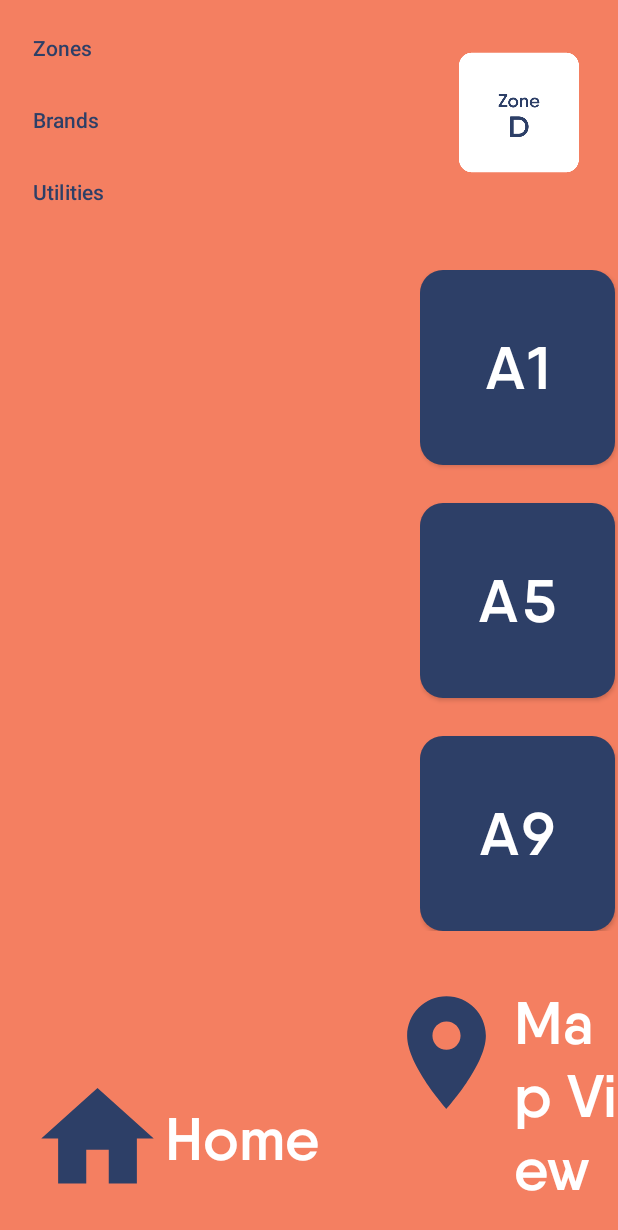
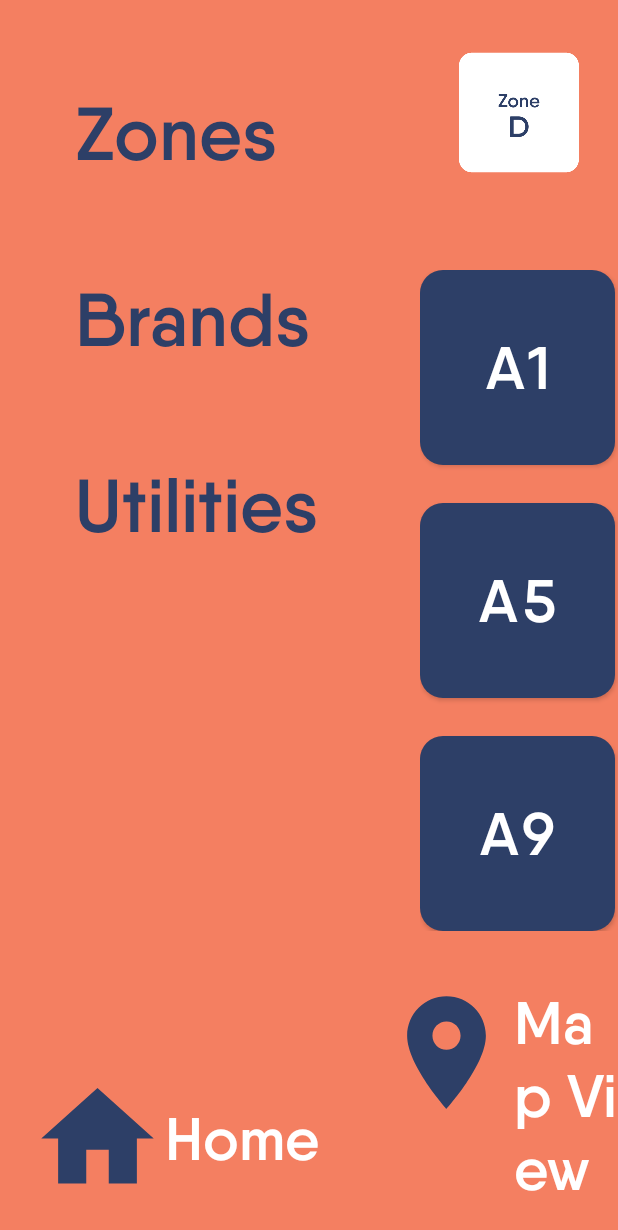
Before and after one commit to hybrid87sg/temiApp, an Android app: the ZoneFragment screen opened directly, with no data from a screen before it, on a phone screen of 412 x 824 dp. Shown: the top 1230 px of the screen. Run offline under Robolectric (Android 15) with nearby library versions, the phone set to English and light mode, and no system bars; libraries missing offline, so code that uses them is left out: com.robotemi.sdk.

Commit message:
TemiUI 010221 1914

```diff
--- a/app/src/main/java/com/hybrid/temiui/MapActivity.kt
+++ b/app/src/main/java/com/hybrid/temiui/MapActivity.kt
@@ -45,6 +45,8 @@ class MapActivity : AppCompatActivity(R.layout.activity_map) {
         }
 
 
+
+
         binding.brandView.setOnClickListener {
             supportFragmentManager.beginTransaction().apply {
                 replace(R.id.flZone, fragmentBrands)
--- a/app/src/main/java/com/hybrid/temiui/fragments/ZoneFragment.kt
+++ b/app/src/main/java/com/hybrid/temiui/fragments/ZoneFragment.kt
@@ -1,8 +1,13 @@
 package com.hybrid.temiui.fragments
 
+import android.app.AlertDialog
 import android.os.Bundle
 import androidx.fragment.app.Fragment
 import android.view.View
+import android.widget.Toast
+import androidx.fragment.app.DialogFragment
+import androidx.fragment.app.FragmentManager
+import androidx.fragment.app.FragmentTransaction
 import com.hybrid.temiui.R
 import com.hybrid.temiui.databinding.FragmentZoneBinding
 import com.robotemi.sdk.Robot
@@ -20,6 +25,7 @@ class ZoneFragment : Fragment(R.layout.fragment_zone) {
 
 
 
+
         binding.ivZoneA.setOnClickListener {
             binding.gridZoneB.visibility = View.GONE
             binding.gridZoneA.visibility = View.VISIBLE
@@ -33,7 +39,7 @@ class ZoneFragment : Fragment(R.layout.fragment_zone) {
             binding.gridZoneB.visibility = View.VISIBLE
             binding.gridZoneA.visibility = View.GONE
         }
-        binding.ivZoneB.setOnClickListener {
+        binding.ivZoneC.setOnClickListener {
             binding.gridZoneB.visibility = View.VISIBLE
             binding.gridZoneA.visibility = View.GONE
         }
@@ -51,8 +57,11 @@ class ZoneFragment : Fragment(R.layout.fragment_zone) {
         }
 
         binding.a1.setOnClickListener {
-            robot.goTo("a1")
+            //robot.goTo("a1")
+
         }
+
+
     }
 
 
--- a/app/src/main/res/layout/activity_map.xml
+++ b/app/src/main/res/layout/activity_map.xml
@@ -11,11 +11,17 @@
     <com.google.android.material.navigation.NavigationView
         android:id="@+id/menuView"
         android:layout_width="wrap_content"
-        android:layout_height="match_parent"
+        android:layout_height="wrap_content"
         android:layout_above="@id/btmNav"
+        android:layout_alignParentStart="true"
+        android:layout_alignParentTop="true"
         android:background="@color/coral"
-        android:elevation="1dp"
-        app:itemTextColor="@color/btn_unselect"
+        app:elevation="0dp"
+        android:paddingTop="50dp"
+        android:paddingStart="30dp"
+        app:itemHorizontalPadding="20dp"
+        app:itemTextAppearance="@style/TextAppearance.AppCompat.BigFont"
+        app:itemTextColor="@color/dblue"
         app:menu="@menu/zone_menu" />
 
     <LinearLayout
--- a/app/src/main/res/layout/fragment_zone.xml
+++ b/app/src/main/res/layout/fragment_zone.xml
@@ -6,6 +6,9 @@
     android:layout_height="match_parent"
     android:background="@color/coral"
     tools:context=".fragments.ZoneFragment">
+
+
+
 
     <GridLayout
         android:id="@+id/gridZoneB"
--- a/app/src/main/res/menu/zone_menu.xml
+++ b/app/src/main/res/menu/zone_menu.xml
@@ -5,10 +5,12 @@
         android:id="@+id/zones"
         android:title="@string/zones"
         />
+    <item android:title=" " />
     <item
         android:id="@+id/brands"
         android:title="@string/brands"
         />
+    <item android:title=" " />
     <item
         android:id="@+id/utils"
         android:title="@string/utils"
--- /dev/null
+++ b/app/src/main/res/values/big_text.xml
@@ -0,0 +1,11 @@
+<?xml version="1.0" encoding="utf-8"?>
+<resources>
+    <style name="TextAppearance.AppCompat.BigFont">
+        <item name="android:textSize">50sp</item>
+        <item name="android:gravity">center_vertical</item>
+        <item name="android:layout_gravity">center_vertical</item>
+        <item name="android:fontFamily">@font/qanelas_semibold</item>
+        <item name="android:elevation">0dp</item>
+        <item name="android:textColor">@color/btn_select</item>
+    </style>
+</resources>
--- a/app/src/main/res/values/strings.xml
+++ b/app/src/main/res/values/strings.xml
@@ -5,6 +5,7 @@
     <string name="zoneview">Zone View</string>
     <string name="home">Home</string>
     <string name="homely">Homely</string>
+    <string name="tvwifi">Scan me to connect to our Wifi!!</string>
 
     <string name="next">Next Step</string>
     <string name="back">Previous Step</string>
@@ -55,7 +56,8 @@
     <string name="step1">Step 1</string>
     <string name="step2">Step 2</string>
     <string name="step3">Step 3</string>
-
+    <!-- TODO: Remove or change this placeholder text -->
+    <string name="hello_blank_fragment">Hello blank fragment</string>
 
 
 </resources>
```
Also changed, not shown: app/src/main/java/com/hybrid/temiui/MainActivity.kt (+8 -0 lines), app/src/main/java/com/hybrid/temiui/fragments/CustomDialogFragment.kt (added, +22 -0 lines), app/src/main/res/layout/fragment_custom_dialog.xml (added, +32 -0 lines).
